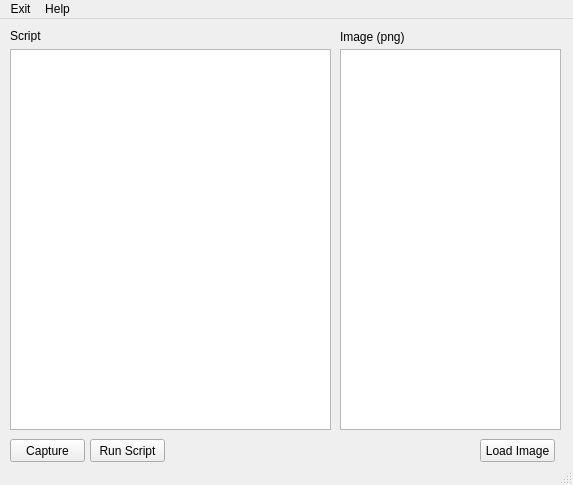
First picture: the form in ui_file/design.ui, repository kimtth/tora-auto-ui-opencv, before the edit.
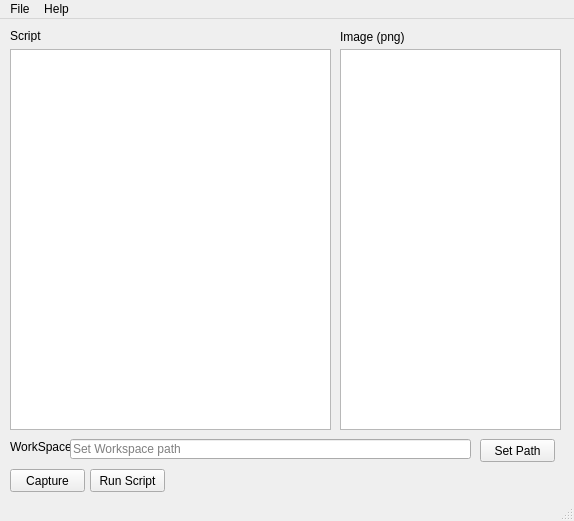
Second picture: the form after the edit. Icons and pictures are not drawn.

What changed in the file:
```diff
--- a/ui_file/design.ui
+++ b/ui_file/design.ui
@@ -6,8 +6,8 @@
    <rect>
     <x>0</x>
     <y>0</y>
-    <width>573</width>
-    <height>485</height>
+    <width>574</width>
+    <height>521</height>
    </rect>
   </property>
   <property name="sizePolicy">
@@ -54,24 +54,11 @@
      </item>
     </layout>
    </widget>
-   <widget class="QPushButton" name="loadButton">
-    <property name="geometry">
-     <rect>
-      <x>480</x>
-      <y>420</y>
-      <width>75</width>
-      <height>23</height>
-     </rect>
-    </property>
-    <property name="text">
-     <string>Load Image</string>
-    </property>
-   </widget>
    <widget class="QPushButton" name="captureButton">
     <property name="geometry">
      <rect>
       <x>10</x>
-      <y>420</y>
+      <y>450</y>
       <width>75</width>
       <height>23</height>
      </rect>
@@ -84,7 +71,7 @@
     <property name="geometry">
      <rect>
       <x>90</x>
-      <y>420</y>
+      <y>450</y>
       <width>75</width>
       <height>23</height>
      </rect>
@@ -119,19 +106,61 @@
      <string>Image (png)</string>
     </property>
    </widget>
+   <widget class="QLabel" name="workspaceLabel">
+    <property name="geometry">
+     <rect>
+      <x>10</x>
+      <y>420</y>
+      <width>61</width>
+      <height>16</height>
+     </rect>
+    </property>
+    <property name="text">
+     <string>WorkSpace</string>
+    </property>
+   </widget>
+   <widget class="QLineEdit" name="lineEdit">
+    <property name="geometry">
+     <rect>
+      <x>70</x>
+      <y>420</y>
+      <width>401</width>
+      <height>20</height>
+     </rect>
+    </property>
+    <property name="readOnly">
+     <bool>true</bool>
+    </property>
+    <property name="placeholderText">
+     <string>Set Workspace path</string>
+    </property>
+   </widget>
+   <widget class="QPushButton" name="WorkSpaceButton">
+    <property name="geometry">
+     <rect>
+      <x>480</x>
+      <y>420</y>
+      <width>75</width>
+      <height>23</height>
+     </rect>
+    </property>
+    <property name="text">
+     <string>Set Path</string>
+    </property>
+   </widget>
   </widget>
   <widget class="QMenuBar" name="menubar">
    <property name="geometry">
     <rect>
      <x>0</x>
      <y>0</y>
-     <width>573</width>
+     <width>574</width>
      <height>21</height>
     </rect>
    </property>
-   <widget class="QMenu" name="menuExit">
+   <widget class="QMenu" name="menuFile">
     <property name="title">
-     <string>Exit</string>
+     <string>File</string>
     </property>
     <addaction name="actionExit"/>
    </widget>
@@ -141,7 +170,7 @@
     </property>
     <addaction name="actionAbout"/>
    </widget>
-   <addaction name="menuExit"/>
+   <addaction name="menuFile"/>
    <addaction name="menuHelp"/>
   </widget>
   <widget class="QStatusBar" name="statusbar"/>
```
Left out of the diff: 6 changed lines with no effect on the pictures.
